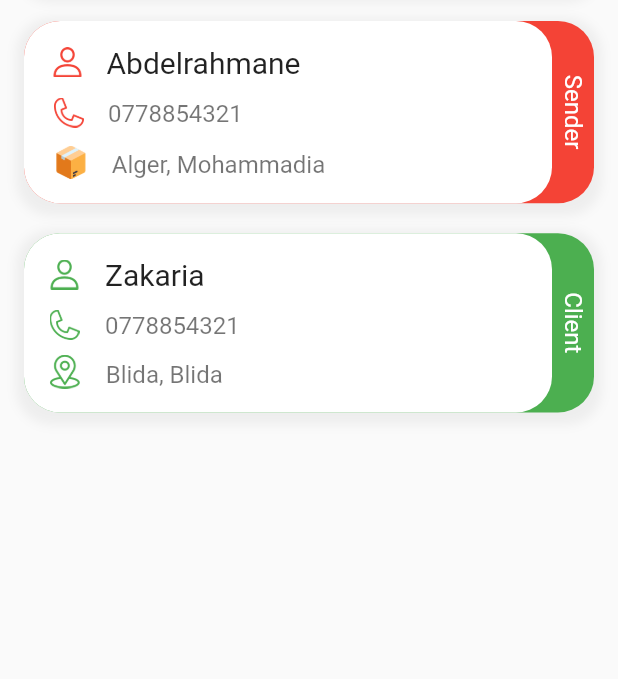
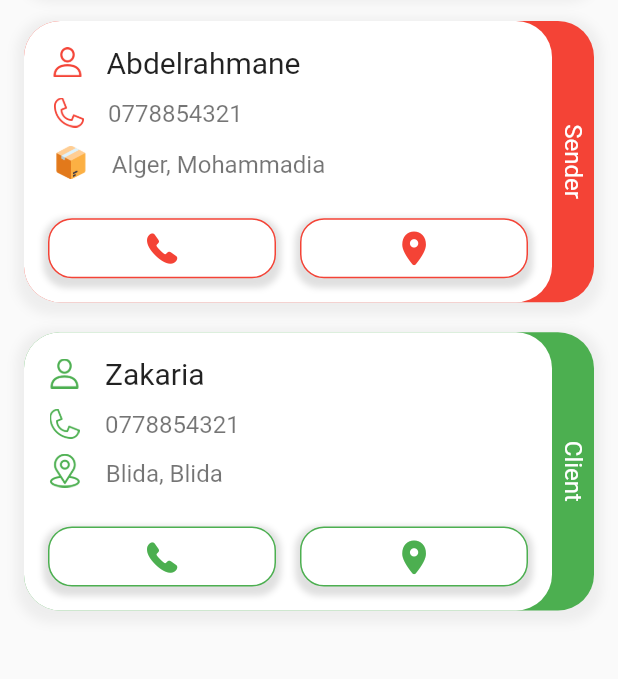
Before and after one commit to DG-Tarek/WeeWee-Delivery, a Flutter app: the PackageDetailsScreen screen opened directly, on a phone screen of 412 x 824 dp, the part 489-1168 px from its top. Run offline on Flutter 3.47's test engine with Material 2 defaults, Android fonts, the phone set to English and light mode, and no system bars; our stand-ins replace animated_text_kit, dropdown_button2, flutter_datetime_picker, flutter_screenutil, salomon_bottom_bar, smooth_page_indicator; missing offline and left inert: circular_menu.

Commit message:
update package details screen

```diff
--- a/lib/src/deliver/packages/package_details_screen.dart
+++ b/lib/src/deliver/packages/package_details_screen.dart
@@ -210,6 +210,54 @@ class _PackageDetailsScreenState extends State<PackageDetailsScreen> {
                                   ),)
                               ],
                             ),
+                            const SizedBox(height: 26,),
+                            Row(
+                              mainAxisAlignment: MainAxisAlignment.start,
+                              children: [
+                                Expanded(
+                                  child: Container(
+                                    padding: EdgeInsets.symmetric(vertical: 6, horizontal: 20),
+                                    decoration: BoxDecoration(
+                                      color: Colors.white,
+                                      borderRadius: BorderRadius.all(Radius.circular(16)),
+                                      border: Border.all(color: Colors.red, width: 1),
+                                      boxShadow: [
+                                        BoxShadow(
+                                          color: Colors.grey.shade300,
+                                          spreadRadius: 3,
+                                          blurRadius: 3,
+                                          offset: Offset(0, 3),
+                                        ),
+                                      ],
+                                    ),
+                                    child:  Icon(CupertinoIcons.phone_fill,color: Colors.red,size: 26,),
+                                  ),
+                                ),
+                                SizedBox(width: 16,),
+
+                                Expanded(
+                                  child: Container(
+                                    padding: EdgeInsets.symmetric(vertical: 6, horizontal: 20),
+                                    decoration: BoxDecoration(
+                                      color: Colors.white,
+                                      borderRadius: BorderRadius.all(Radius.circular(16)),
+                                      border: Border.all(color: Colors.red, width: 1),
+                                      boxShadow: [
+                                        BoxShadow(
+                                          color: Colors.grey.shade300,
+                                          spreadRadius: 3,
+                                          blurRadius: 3,
+                                          offset: Offset(0, 3),
+                                        ),
+                                      ],
+                                    ),
+                                    child:  Icon(CupertinoIcons.location_solid,color: Colors.red,size: 26,),
+                                  ),
+                                ),
+
+                                const SizedBox(width: 0,)
+                              ],
+                            )
 
                           ],
                         ),
@@ -309,39 +357,54 @@ class _PackageDetailsScreenState extends State<PackageDetailsScreen> {
 
                               ],
                             ),
-                           /* SizedBox(height: 20,),
+                            const SizedBox(height: 26,),
                             Row(
-                              mainAxisAlignment: MainAxisAlignment.end,
+                              mainAxisAlignment: MainAxisAlignment.start,
                               children: [
-                                    Row(
-                                      children: [
-                                        Container(
-                                          padding: EdgeInsets.all(6),
-                                          decoration: BoxDecoration(
-                                            color: Colors.green,
-                                            shape: BoxShape.circle,
-                                            border: Border.all(color: Colors.green, width: 2)
-                                          ),
-                                          child: Icon(CupertinoIcons.phone,color: Colors.white,size: 26,),
+                                Expanded(
+                                  child: Container(
+                                    padding: EdgeInsets.symmetric(vertical: 6, horizontal: 20),
+                                    decoration: BoxDecoration(
+                                        color: Colors.white,
+                                        borderRadius: BorderRadius.all(Radius.circular(16)),
+                                        border: Border.all(color: Colors.green, width: 1),
+                                      boxShadow: [
+                                        BoxShadow(
+                                          color: Colors.grey.shade300,
+                                          spreadRadius: 3,
+                                          blurRadius: 3,
+                                          offset: Offset(0, 3),
                                         ),
-                                        SizedBox(width: 6,),
-                                        Text("Call",style: TextStyle(fontSize: 18, color: Colors.green, fontWeight: FontWeight.w500),)
                                       ],
                                     ),
+                                    child:  Icon(CupertinoIcons.phone_fill,color: Colors.green,size: 26,),
+                                  ),
+                                ),
                                 SizedBox(width: 16,),
-                                Container(
-                                  padding: EdgeInsets.all(6),
-                                  decoration: BoxDecoration(
-                                      color: Colors.green,
-                                      shape: BoxShape.circle,
-                                      border: Border.all(color: Colors.green, width: 2)
+
+                                Expanded(
+                                  child: Container(
+                                    padding: EdgeInsets.symmetric(vertical: 6, horizontal: 20),
+                                    decoration: BoxDecoration(
+                                        color: Colors.white,
+                                        borderRadius: BorderRadius.all(Radius.circular(16)),
+                                        border: Border.all(color: Colors.green, width: 1),
+                                      boxShadow: [
+                                        BoxShadow(
+                                          color: Colors.grey.shade300,
+                                          spreadRadius: 3,
+                                          blurRadius: 3,
+                                          offset: Offset(0, 3),
+                                        ),
+                                      ],
+                                    ),
+                                    child:  Icon(CupertinoIcons.location_solid,color: Colors.green,size: 26,),
                                   ),
-                                  child: Icon(Icons.location_on_outlined,color: Colors.white,size: 26,),
                                 ),
 
-                                  SizedBox(width: 16,)
+                                  const SizedBox(width: 0,)
                               ],
-                            )*/
+                            )
                           ],
                         ),
                       ),
```
